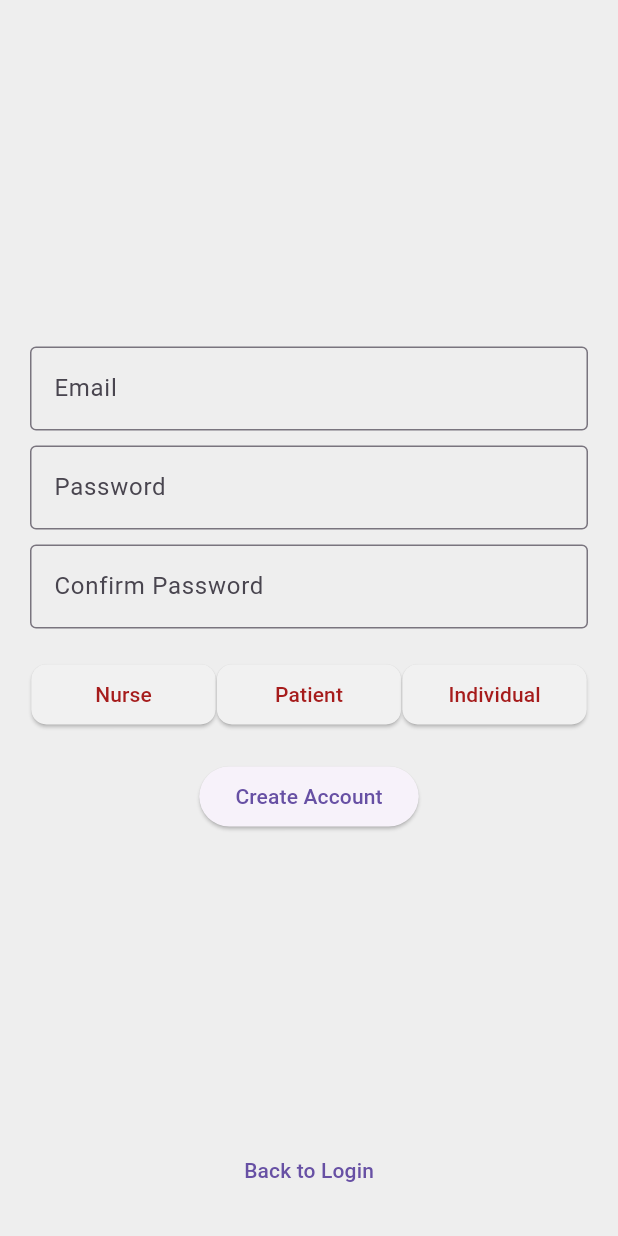
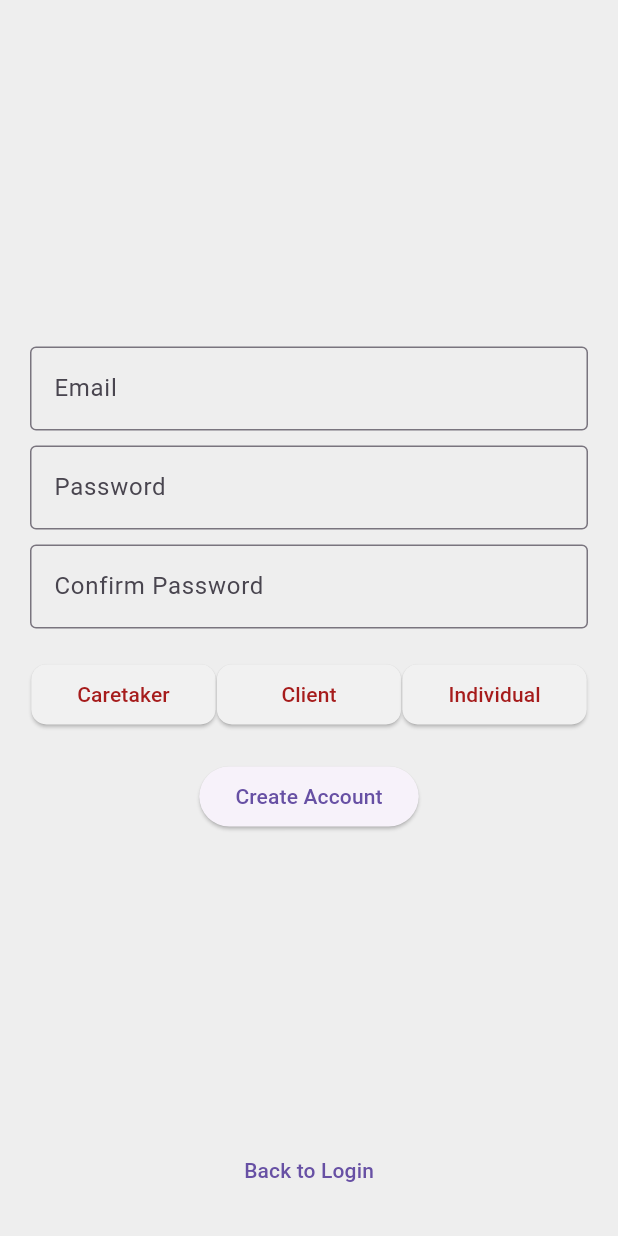
Before and after one commit to Gavn1du/PTSD-Relief-Wearable, a Flutter app: the screen it shows after launch, after a tap on "No Account? Sign Up", on a phone screen of 412 x 824 dp. Run offline on Flutter 3.47's test engine with Material 3 defaults, Android fonts, the phone set to English and light mode, and no system bars; our stand-ins replace firebase_auth, firebase_core, firebase_database, fl_chart, flutter_blue_plus, google_fonts and 2 more; missing offline and left inert: chatview, dart:html, markdown_widget, network_info_plus; accounts and stored records are empty; generated files the repository leaves out were written again; network calls fail.

Commit message:
fixes for app store

```diff
--- a/ptsd_relief_app/lib/components/navbar.dart
+++ b/ptsd_relief_app/lib/components/navbar.dart
@@ -114,7 +114,7 @@ class _NavbarState extends State<Navbar> {
                 NavigationDestination(icon: Icon(Icons.home), label: 'Home'),
                 NavigationDestination(
                   icon: Icon(Icons.person_add),
-                  label: 'Add Patient',
+                  label: 'Add Client',
                 ),
                 NavigationDestination(
                   icon: Icon(Icons.settings),
--- a/ptsd_relief_app/lib/screens/addpatientscreen.dart
+++ b/ptsd_relief_app/lib/screens/addpatientscreen.dart
@@ -106,7 +106,7 @@ class _AddpatientscreenState extends State<Addpatientscreen> {
                                     content: Text(
                                       ok
                                           ? 'Patient added successfully'
-                                          : 'Failed to add patient',
+                                          : 'Failed to add client',
                                     ),
                                   ),
                                 );
--- a/ptsd_relief_app/lib/screens/connect.dart
+++ b/ptsd_relief_app/lib/screens/connect.dart
@@ -506,7 +506,7 @@ class _ConnectScreenState extends State<ConnectScreen> {
     final detectedWifi = wifiSSID.isEmpty ? 'Not detected' : wifiSSID;
 
     return Scaffold(
-      appBar: AppBar(title: const Text('Connect Device')),
+      appBar: AppBar(title: const Text('Connect Prototype Device')),
       body: ListView(
         padding: const EdgeInsets.all(16),
         children: [
--- a/ptsd_relief_app/lib/screens/homescreen.dart
+++ b/ptsd_relief_app/lib/screens/homescreen.dart
@@ -397,7 +397,7 @@ class _HomescreenState extends State<Homescreen> {
                           return ListView(
                             children: [
                               Text(
-                                "No patients yet. Add them from Add Patient tab.",
+                                "No clients yet. Add them from Add Client tab.",
                               ),
                             ],
                           );
--- a/ptsd_relief_app/lib/screens/loginscreen.dart
+++ b/ptsd_relief_app/lib/screens/loginscreen.dart
@@ -19,7 +19,8 @@ class _LoginscreenState extends State<Loginscreen> {
     final AppTheme theme = context.watch<ThemeController>().value;
 
     return Scaffold(
-      body: Padding(
+      body: SingleChildScrollView(
+        child: Padding(
           padding: const EdgeInsets.all(20.0),
           child: Column(
             mainAxisAlignment: MainAxisAlignment.spaceBetween,
@@ -104,6 +105,7 @@ class _LoginscreenState extends State<Loginscreen> {
             ],
           ),
         ),
+      ),
     );
   }
 }
--- a/ptsd_relief_app/lib/screens/settingsscreen.dart
+++ b/ptsd_relief_app/lib/screens/settingsscreen.dart
@@ -109,7 +109,7 @@ class _SettingsScreenState extends State<SettingsScreen> {
                         onPressed: () {
                           Navigator.pushNamed(context, '/connect');
                         },
-                        child: Text("Connect Device"),
+                        child: Text("Connect Prototype Device"),
                       ),
                       SizedBox(height: SizeConfig.vertical! * 25),
                       SizedBox(
--- a/ptsd_relief_app/lib/screens/signupscreen.dart
+++ b/ptsd_relief_app/lib/screens/signupscreen.dart
@@ -155,7 +155,7 @@ class _SignupscreenState extends State<Signupscreen> {
                     children: [
                       ButtonFormat(
                         isSelected: selectedRoleIndex == 0,
-                        title: "Nurse",
+                        title: "Caretaker",
                         onPressed: () {
                           setState(() {
                             selectedRoleIndex = 0;
@@ -164,7 +164,7 @@ class _SignupscreenState extends State<Signupscreen> {
                       ),
                       ButtonFormat(
                         isSelected: selectedRoleIndex == 1,
-                        title: "Patient",
+                        title: "Client",
                         onPressed: () {
                           setState(() {
                             selectedRoleIndex = 1;
```
Also changed, not shown: 3 other files. Lines whose indentation alone changed are shown as unchanged.
